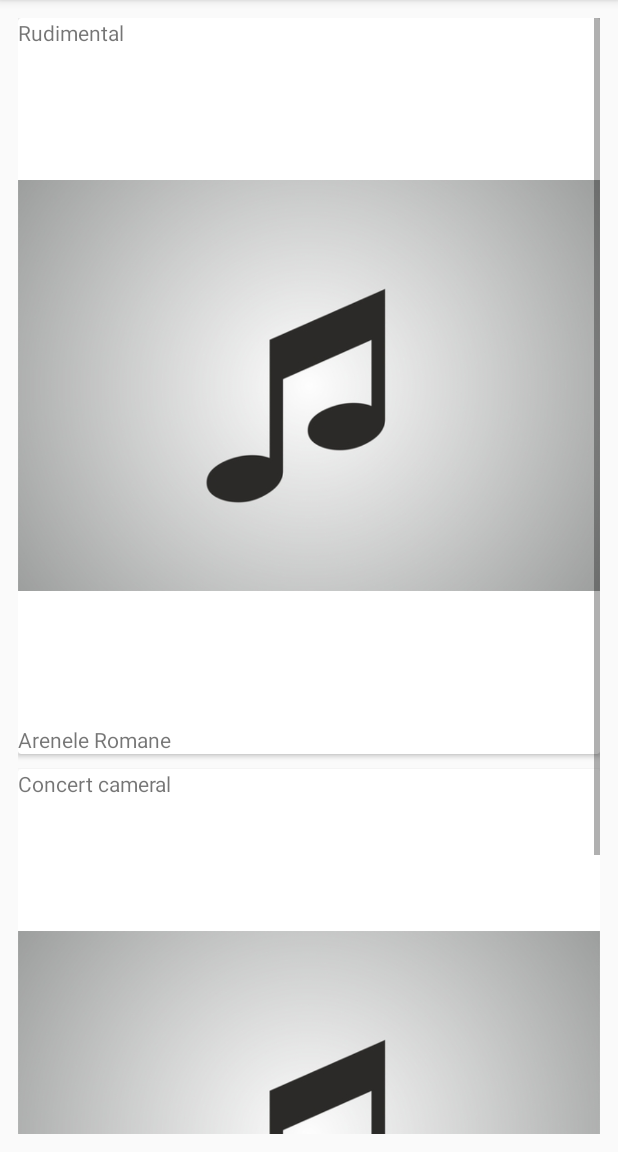
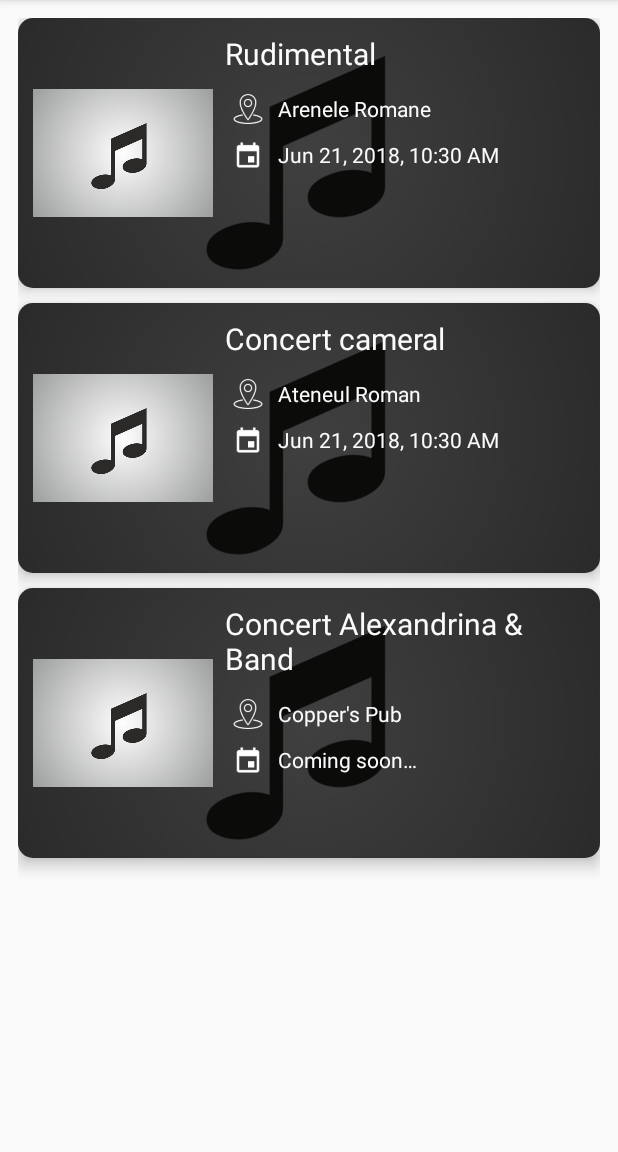
Before and after one commit to luckyhanna/TourGuide, an Android app: the fragment EventsFragment shown on its own in the app's theme, on a phone screen of 412 x 824 dp, the part 84-1236 px from its top. Run offline under Robolectric (Android 15) with nearby library versions, the phone set to English and light mode, and no system bars; our stand-ins replace ButterKnife.

Commit message:
events screen

```diff
--- a/app/src/main/java/com/example/hannabotar/tourguideapp/adapter/EventAdapter.java
+++ b/app/src/main/java/com/example/hannabotar/tourguideapp/adapter/EventAdapter.java
@@ -14,6 +14,8 @@ import com.example.hannabotar.tourguideapp.R;
 import com.example.hannabotar.tourguideapp.model.Event;
 import com.example.hannabotar.tourguideapp.model.Event;
 
+import java.text.SimpleDateFormat;
+import java.util.Date;
 import java.util.List;
 
 import butterknife.BindView;
@@ -27,8 +29,14 @@ public class EventAdapter extends ArrayAdapter<Event> {
     @BindView(R.id.event_photo)
     ImageView eventPhoto;
 
+    @BindView(R.id.background_photo)
+    ImageView backgroundPhoto;
+
     @BindView(R.id.event_location)
     TextView eventLocation;
+
+    @BindView(R.id.event_date)
+    TextView eventDate;
 
     public EventAdapter(@NonNull Context context, @NonNull List<Event> objects) {
         super(context, 0, objects);
@@ -50,12 +58,25 @@ public class EventAdapter extends ArrayAdapter<Event> {
 
         if (currentEvent.getPhotoId() != null) {
             eventPhoto.setImageResource(currentEvent.getPhotoId());
+            backgroundPhoto.setImageResource(currentEvent.getPhotoId());
         } else {
             eventPhoto.setImageResource(R.drawable.default_img);
+            backgroundPhoto.setImageResource(R.drawable.default_img);
         }
 
         eventLocation.setText(currentEvent.getLocation());
 
+        if (currentEvent.getDate() != null) {
+            eventDate.setText(formatDate(currentEvent.getDate()));
+        } else {
+            eventDate.setText(R.string.coming_soon);
+        }
+
         return listItemView;
     }
+
+    private String formatDate(Date date) {
+        SimpleDateFormat sdf = new SimpleDateFormat("MMM dd, yyyy, h:mm a");
+        return sdf.format(date);
+    }
 }
--- a/app/src/main/java/com/example/hannabotar/tourguideapp/util/Util.java
+++ b/app/src/main/java/com/example/hannabotar/tourguideapp/util/Util.java
@@ -49,6 +49,12 @@ public class Util {
                 .build();
         eventList.add(event);
 
+        event = new Event.Builder()
+                .withName("Concert Alexandrina & Band")
+                .withLocation("Copper's Pub")
+                .build();
+        eventList.add(event);
+
         return eventList;
     }
 
--- a/app/src/main/res/layout/event_item.xml
+++ b/app/src/main/res/layout/event_item.xml
@@ -1,35 +1,133 @@
 <?xml version="1.0" encoding="utf-8"?>
 <android.support.v7.widget.CardView
     xmlns:android="http://schemas.android.com/apk/res/android"
+    xmlns:tools="http://schemas.android.com/tools"
+    xmlns:app="http://schemas.android.com/apk/res-auto"
     android:layout_width="match_parent"
-    android:layout_height="wrap_content"
-    xmlns:tools="http://schemas.android.com/tools">
+    android:layout_height="@dimen/eventCardHeight"
+    android:padding="@dimen/padding_8"
+    app:cardCornerRadius="10dp"
+    app:cardElevation="6dp">
+
+    <ImageView
+        android:id="@+id/background_photo"
+        android:layout_width="match_parent"
+        android:layout_height="match_parent"
+        android:focusable="false"
+        android:scaleType="centerCrop"
+        tools:src="@drawable/default_img"/>
+
+    <View
+        android:id="@+id/overlay"
+        android:layout_width="match_parent"
+        android:layout_height="match_parent"
+        android:background="@color/blackOverlay" />
 
     <LinearLayout
-        android:id="@+id/event_item"
         android:layout_width="match_parent"
         android:layout_height="match_parent"
-        android:orientation="vertical">
-
-        <TextView
-            android:id="@+id/event_title"
-            android:layout_width="match_parent"
-            android:layout_height="wrap_content"
-            tools:text="Muzeul Taranului"/>
+        android:orientation="horizontal"
+        android:gravity="center">
 
         <ImageView
             android:id="@+id/event_photo"
+            android:layout_width="@dimen/eventImageWidth"
+            android:layout_height="@dimen/eventImageHeight"
+            android:layout_gravity="center"
+            android:paddingLeft="@dimen/padding_10"
+            android:paddingStart="@dimen/padding_10"
+            tools:src="@drawable/default_img"
+            />
+
+        <RelativeLayout
+            android:id="@+id/event_item"
             android:layout_width="match_parent"
             android:layout_height="match_parent"
-            android:scaleType="centerInside"
-            tools:src="@drawable/ic_launcher_background"
-            />
+            android:paddingLeft="@dimen/padding_8"
+            android:paddingRight="@dimen/padding_8"
+            android:paddingBottom="@dimen/padding_8"
+            android:paddingTop="@dimen/padding_10">
 
-        <TextView
-            android:id="@+id/event_location"
-            android:layout_width="match_parent"
-            android:layout_height="wrap_content"
-            tools:text="Piata Vitoriei nr. 34 \nSector 1"/>
+            <TextView
+                android:id="@+id/event_title"
+                android:layout_width="match_parent"
+                android:layout_height="wrap_content"
+                tools:text="Concert: Alexandrina and Band"
+                android:layout_alignParentTop="true"
+                android:textSize="20sp"
+                android:textColor="@color/colorWhitish"
+                android:paddingBottom="@dimen/padding_8"/>
+
+            <LinearLayout
+                android:id="@+id/event_contact_layout"
+                android:layout_below="@+id/event_title"
+                android:layout_width="match_parent"
+                android:layout_height="wrap_content"
+                android:orientation="vertical">
+
+                <RelativeLayout
+                    android:id="@+id/location_layout"
+                    android:layout_width="wrap_content"
+                    android:layout_height="wrap_content"
+                    android:layout_margin="5dp">
+                    <ImageView
+                        android:id="@+id/location_icon"
+                        android:layout_width="@dimen/iconWidth"
+                        android:layout_height="@dimen/iconHeight"
+                        android:layout_alignParentLeft="true"
+                        android:layout_alignParentStart="true"
+                        android:layout_centerVertical="true"
+                        android:layout_marginRight="@dimen/padding_10"
+                        android:layout_marginEnd="@dimen/padding_10"
+                        android:scaleType="fitCenter"
+                        android:scaleX="1"
+                        android:scaleY="1"
+                        android:src="@drawable/location2" />
+                    <TextView
+                        android:id="@+id/event_location"
+                        android:layout_width="wrap_content"
+                        android:layout_height="wrap_content"
+                        android:layout_centerVertical="true"
+                        android:layout_toRightOf="@+id/location_icon"
+                        android:layout_toEndOf="@+id/location_icon"
+                        android:autoLink="map"
+                        android:textColor="@color/colorWhitish"
+                        tools:text="Piata Victoriei nr. 34, Sector 1"/>
+                </RelativeLayout>
+
+                <RelativeLayout
+                    android:id="@+id/calendar_layout"
+                    android:layout_width="wrap_content"
+                    android:layout_height="wrap_content"
+                    android:layout_margin="5dp">
+                    <ImageView
+                        android:id="@+id/calendar_icon"
+                        android:layout_width="@dimen/iconWidth"
+                        android:layout_height="@dimen/iconHeight"
+                        android:layout_alignParentLeft="true"
+                        android:layout_alignParentStart="true"
+                        android:layout_centerVertical="true"
+                        android:layout_marginRight="@dimen/padding_10"
+                        android:layout_marginEnd="@dimen/padding_10"
+                        android:scaleType="fitCenter"
+                        android:scaleX="1"
+                        android:scaleY="1"
+                        android:src="@drawable/calendar" />
+                    <TextView
+                        android:id="@+id/event_date"
+                        android:layout_width="wrap_content"
+                        android:layout_height="wrap_content"
+                        android:layout_centerVertical="true"
+                        android:layout_toRightOf="@+id/calendar_icon"
+                        android:layout_toEndOf="@+id/calendar_icon"
+                        android:autoLink="map"
+                        android:textColor="@color/colorWhitish"
+                        tools:text="Jul 8 2018, 12:00"/>
+                </RelativeLayout>
+
+            </LinearLayout>
+
+        </RelativeLayout>
 
     </LinearLayout>
 
--- a/app/src/main/res/layout/monument_item.xml
+++ b/app/src/main/res/layout/monument_item.xml
@@ -1,11 +1,11 @@
 <?xml version="1.0" encoding="utf-8"?>
-<android.support.v7.widget.CardView xmlns:android="http://schemas.android.com/apk/res/android"
+<android.support.v7.widget.CardView
+    xmlns:android="http://schemas.android.com/apk/res/android"
     xmlns:tools="http://schemas.android.com/tools"
+    xmlns:app="http://schemas.android.com/apk/res-auto"
     android:layout_width="match_parent"
     android:layout_height="@dimen/monumentCardHeight"
-    xmlns:app="http://schemas.android.com/apk/res-auto"
     android:padding="@dimen/padding_8"
-    android:background="@drawable/default_img"
     app:cardCornerRadius="10dp"
     app:cardElevation="6dp">
 
@@ -30,8 +30,8 @@
         android:gravity="center">
         <ImageView
             android:id="@+id/monument_photo"
-            android:layout_width="130dp"
-            android:layout_height="180dp"
+            android:layout_width="@dimen/monumentImageWidth"
+            android:layout_height="@dimen/monumentImageHeight"
             android:scaleType="centerInside"
             android:layout_gravity="center"
             android:paddingLeft="@dimen/padding_10"
@@ -67,7 +67,7 @@
                     android:id="@+id/location_layout"
                     android:layout_width="wrap_content"
                     android:layout_height="wrap_content"
-                    android:layout_margin="5dp">
+                    android:layout_margin="@dimen/padding_5">
                     <ImageView
                         android:id="@+id/location_icon"
                         android:layout_width="@dimen/iconWidth"
@@ -97,7 +97,7 @@
                     android:id="@+id/phone_layout"
                     android:layout_width="wrap_content"
                     android:layout_height="wrap_content"
-                    android:layout_margin="5dp">
+                    android:layout_margin="@dimen/padding_5">
                     <ImageView
                         android:id="@+id/phone_icon"
                         android:layout_width="@dimen/iconWidth"
@@ -129,7 +129,7 @@
                     android:id="@+id/mail_layout"
                     android:layout_width="wrap_content"
                     android:layout_height="wrap_content"
-                    android:layout_margin="5dp">
+                    android:layout_margin="@dimen/padding_5">
                     <ImageView
                         android:id="@+id/mail_icon"
                         android:layout_width="@dimen/iconWidth"
@@ -161,7 +161,7 @@
                     android:id="@+id/web_layout"
                     android:layout_width="wrap_content"
                     android:layout_height="wrap_content"
-                    android:layout_margin="5dp">
+                    android:layout_margin="@dimen/padding_5">
                     <ImageView
                         android:id="@+id/web_icon"
                         android:layout_width="@dimen/iconWidth"
--- a/app/src/main/res/values/dimens.xml
+++ b/app/src/main/res/values/dimens.xml
@@ -4,7 +4,14 @@
     <dimen name="iconHeight">20dp</dimen>
 
     <dimen name="monumentCardHeight">200dp</dimen>
+    <dimen name="monumentImageHeight">180dp</dimen>
+    <dimen name="monumentImageWidth">130dp</dimen>
 
+    <dimen name="eventCardHeight">180dp</dimen>
+    <dimen name="eventImageHeight">160dp</dimen>
+    <dimen name="eventImageWidth">130dp</dimen>
+
+    <dimen name="padding_5">5dp</dimen>
     <dimen name="padding_8">8dp</dimen>
     <dimen name="padding_10">10dp</dimen>
 
--- a/app/src/main/res/values/strings.xml
+++ b/app/src/main/res/values/strings.xml
@@ -6,6 +6,5 @@
     <string name="hotels_title">Hotels</string>
     <string name="events_title">Events</string>
 
-    <!-- TODO: Remove or change this placeholder text -->
-    <string name="hello_blank_fragment">Hello blank fragment</string>
+    <string name="coming_soon">Coming soon…</string>
 </resources>
```
Also changed, not shown: app/src/main/res/drawable/calendar.png (added).
